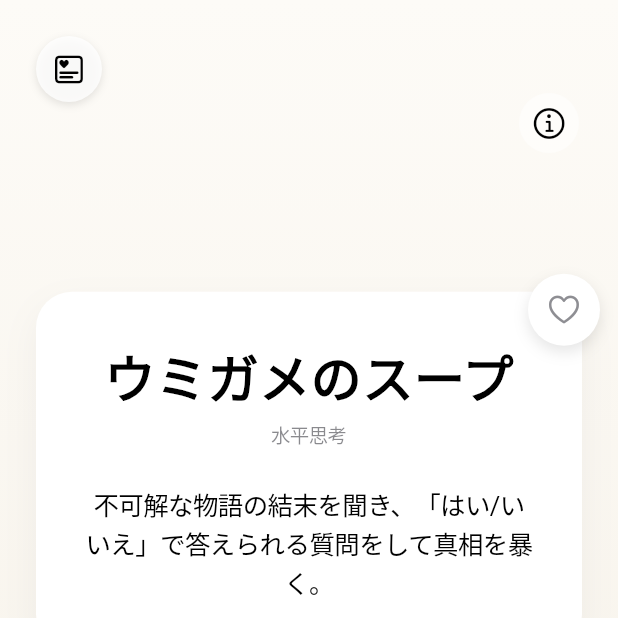
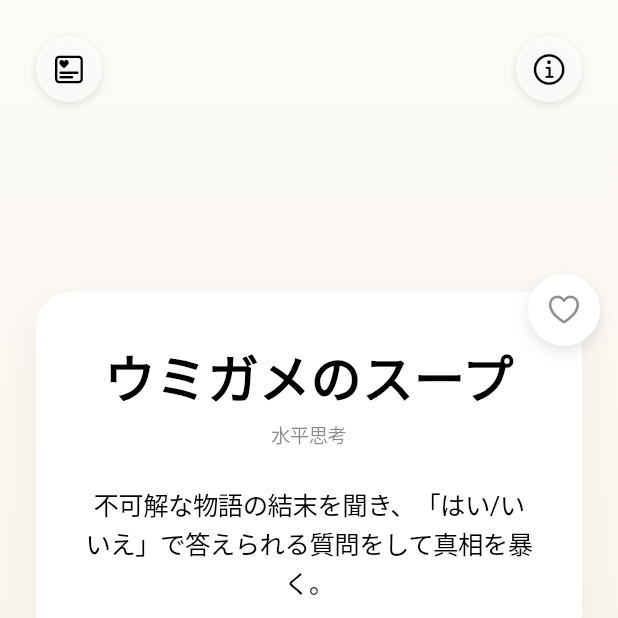
Before and after one commit to naki0227/preplay, a Flutter app: the screen it shows after launch, on a phone screen of 412 x 824 dp, the top half of it. Run offline on Flutter 3.47's test engine with Material 3 defaults, Android fonts, the phone set to English and light mode, and no system bars; our stand-ins replace geolocator, google_fonts, in_app_review, permission_handler, sensors_plus, share_plus and 2 more; missing offline and left inert: noise_meter; accounts and stored records are empty.

Commit message:
UI polish from the screenshots; fix screenshot commit step
- info button: same position, size and look as the library button,
  hidden on the play screen
- iPad: game card as wide as the buttons
- screenshots workflow: run on lib/** changes too; autostash build
  changes (lockfiles) before rebasing the screenshot commit

Co-Authored-By: Claude Opus 5.5 <noreply@anthropic.com>
Claude-Session: https://claude.ai/code/session_01A3LDBdECrMW2r9U2ddQ4Y5

```diff
--- a/lib/ui/home_screen.dart
+++ b/lib/ui/home_screen.dart
@@ -37,10 +37,15 @@ class HomeScreen extends StatelessWidget {
             ),
           ),
 
-          // About Button
-          Positioned(
-            top: 60,
+          // About Button (same position and look as the library button;
+          // hidden while playing, where the header has its own controls)
+          Consumer<PreplayController>(
+            builder: (context, controller, _) => controller.state == PreplayState.playing
+                ? const SizedBox.shrink()
+                : Positioned(
+                    top: 24,
                     right: 24,
+                    child: SafeArea(
                       child: CupertinoButton(
                         padding: EdgeInsets.zero,
                         onPressed: () {
@@ -52,12 +57,21 @@ class HomeScreen extends StatelessWidget {
                           );
                         },
                         child: Container(
-                padding: const EdgeInsets.all(8),
+                          padding: const EdgeInsets.all(10),
                           decoration: BoxDecoration(
-                  color: CupertinoColors.white.withOpacity(0.5),
+                            color: CupertinoColors.systemBackground.resolveFrom(context).withOpacity(0.8),
                             shape: BoxShape.circle,
+                            boxShadow: [
+                              BoxShadow(
+                                color: CupertinoColors.black.withOpacity(0.1),
+                                blurRadius: 4,
+                                offset: const Offset(0, 2),
+                              ),
+                            ],
                           ),
                           child: const Icon(CupertinoIcons.info, color: AppColors.textMain, size: 24, semanticLabel: 'Preplayについて'),
+                        ),
+                      ),
                     ),
                   ),
           ),
--- a/lib/ui/widgets/game_suggestion_view.dart
+++ b/lib/ui/widgets/game_suggestion_view.dart
@@ -34,6 +34,7 @@ class GameSuggestionView extends StatelessWidget {
                         clipBehavior: Clip.none,
                         children: [
                           Container(
+                            width: double.infinity, // same width as the buttons (iPad)
                             padding: const EdgeInsets.all(32.0),
                             decoration: BoxDecoration(
                               color: CupertinoColors.systemBackground.resolveFrom(context),
```
Also changed, not shown: 2 other files. Lines whose indentation alone changed are shown as unchanged.
